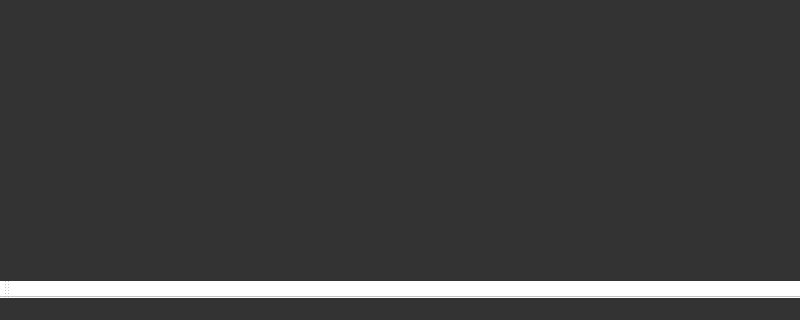
This is videoplayer/mainwindow.ui in mw097/qt_video_player as Qt 5 draws it before an edit; both pictures show x 0 to 800 and y 280 to 600 of the 800 by 600 pixel window. The edited form follows.
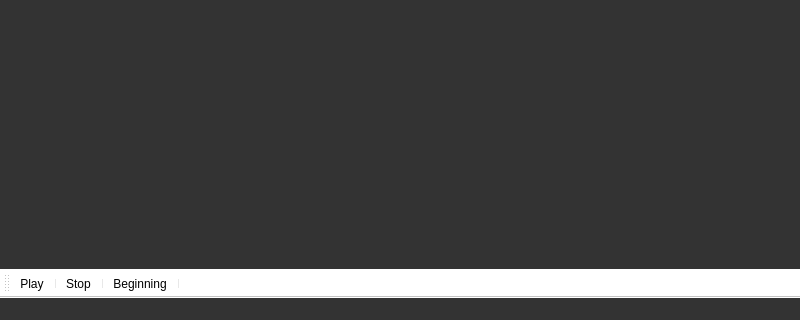
This is the edited form.

Commit message:
Adds actionPlay, actionStop, actionBeginning
 We can now play a video, stop it, continue and start it from the beginning

The edit to the form file:
```diff
--- a/videoplayer/mainwindow.ui
+++ b/videoplayer/mainwindow.ui
@@ -56,6 +56,12 @@
    <attribute name="toolBarBreak">
     <bool>false</bool>
    </attribute>
+   <addaction name="actionPlay"/>
+   <addaction name="separator"/>
+   <addaction name="actionStop"/>
+   <addaction name="separator"/>
+   <addaction name="actionBeginning"/>
+   <addaction name="separator"/>
   </widget>
   <action name="actionOpen">
    <property name="text">
@@ -65,6 +71,30 @@
     <string>Open A File</string>
    </property>
   </action>
+  <action name="actionPlay">
+   <property name="text">
+    <string>Play</string>
+   </property>
+   <property name="toolTip">
+    <string>Play A Video</string>
+   </property>
+  </action>
+  <action name="actionStop">
+   <property name="text">
+    <string>Stop</string>
+   </property>
+   <property name="toolTip">
+    <string>Stop A Video</string>
+   </property>
+  </action>
+  <action name="actionBeginning">
+   <property name="text">
+    <string>Beginning</string>
+   </property>
+   <property name="toolTip">
+    <string>Start Watching A Video From The Beginning</string>
+   </property>
+  </action>
  </widget>
  <resources/>
  <connections/>
```
The commit also changes 11 other files.
